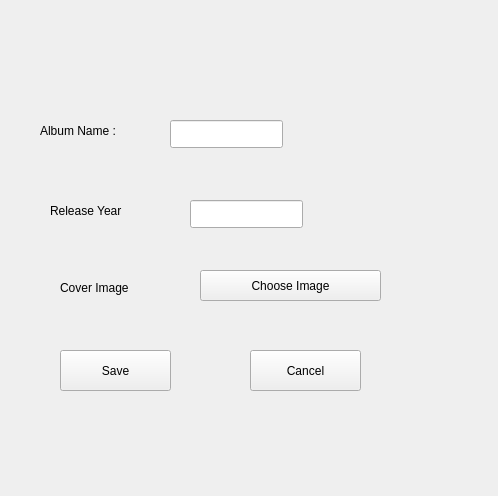
Old version of the form addalbumwindow.ui in the repository Fatemehasadi86/spotify1.
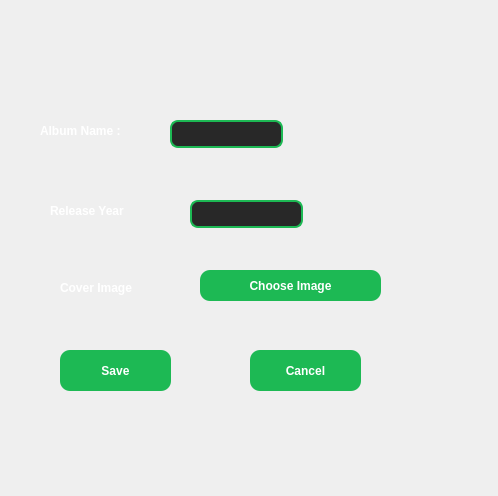
New version of the form.

What changed in the file:
```diff
--- a/addalbumwindow.ui
+++ b/addalbumwindow.ui
@@ -13,6 +13,33 @@
   <property name="windowTitle">
    <string>Form</string>
   </property>
+  <property name="styleSheet">
+   <string notr="true">QLineEdit{
+    background:#282828;
+    border:2px solid #1DB954;
+    border-radius:8px;
+    color:white;
+    padding:6px;
+} QLabel{
+    color:white;
+    font-weight:bold;
+}  QPushButton{
+    background-color:#1DB954;
+    color:white;
+    border:none;
+    border-radius:10px;
+    padding:8px;
+    font-weight:bold;
+}
+
+QPushButton:hover{
+    background:#1ED760;
+}
+
+QPushButton:pressed{
+    background:#169C46;
+}</string>
+  </property>
   <widget class="QLabel" name="label">
    <property name="geometry">
     <rect>
@@ -58,6 +85,22 @@
      <height>28</height>
     </rect>
    </property>
+   <property name="styleSheet">
+    <string notr="true">QListWidget{
+    background:#181818;
+    border:2px solid #1DB954;
+    border-radius:8px;
+    color:white;
+}
+
+QListWidget::item{
+    padding:8px;
+}
+
+QListWidget::item:selected{
+    background:#1DB954;
+}</string>
+   </property>
   </widget>
   <widget class="QLabel" name="label_3">
    <property name="geometry">
```
